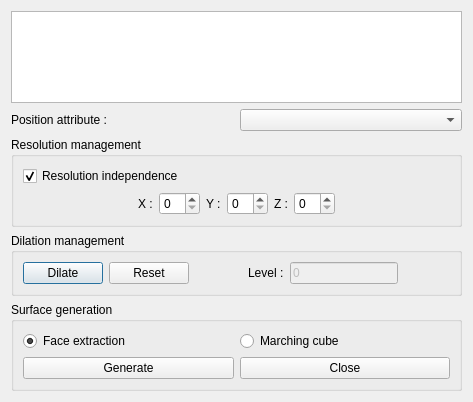
Qt form forms/dialog_generationCage.ui (abletterer/surface_generationCage) before a commit.
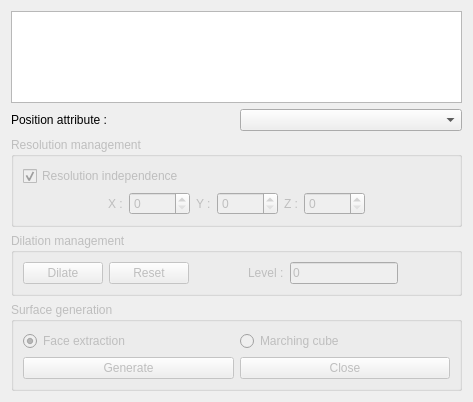
The same form after that commit.

What changed in the file:
```diff
--- a/forms/dialog_generationCage.ui
+++ b/forms/dialog_generationCage.ui
@@ -39,7 +39,10 @@
     </layout>
    </item>
    <item>
-    <widget class="QGroupBox" name="groupBox">
+    <widget class="QGroupBox" name="group_resolution">
+     <property name="enabled">
+      <bool>false</bool>
+     </property>
      <property name="title">
       <string>Resolution management</string>
      </property>
@@ -77,7 +80,11 @@
          </widget>
         </item>
         <item>
-         <widget class="QSpinBox" name="spin_resolution_x"/>
+         <widget class="QSpinBox" name="spin_resolution_x">
+          <property name="maximum">
+           <number>99999</number>
+          </property>
+         </widget>
         </item>
         <item>
          <widget class="QLabel" name="label_4">
@@ -87,7 +94,11 @@
          </widget>
         </item>
         <item>
-         <widget class="QSpinBox" name="spin_resolution_y"/>
+         <widget class="QSpinBox" name="spin_resolution_y">
+          <property name="maximum">
+           <number>99999</number>
+          </property>
+         </widget>
         </item>
         <item>
          <widget class="QLabel" name="label_5">
@@ -97,7 +108,11 @@
          </widget>
         </item>
         <item>
-         <widget class="QSpinBox" name="spin_resolution_z"/>
+         <widget class="QSpinBox" name="spin_resolution_z">
+          <property name="maximum">
+           <number>99999</number>
+          </property>
+         </widget>
         </item>
         <item>
          <spacer name="horizontalSpacer_2">
@@ -120,7 +135,7 @@
    <item>
     <widget class="QGroupBox" name="group_dilate">
      <property name="enabled">
-      <bool>true</bool>
+      <bool>false</bool>
      </property>
      <property name="title">
       <string>Dilation management</string>
@@ -196,7 +211,7 @@
    <item>
     <widget class="QGroupBox" name="group_generate">
      <property name="enabled">
-      <bool>true</bool>
+      <bool>false</bool>
      </property>
      <property name="title">
       <string>Surface generation</string>
@@ -227,9 +242,6 @@
        <layout class="QHBoxLayout" name="horizontalLayout_4">
         <item>
          <widget class="QPushButton" name="button_generate">
-          <property name="enabled">
-           <bool>true</bool>
-          </property>
           <property name="text">
            <string>Generate</string>
           </property>
@@ -237,9 +249,6 @@
         </item>
         <item>
          <widget class="QPushButton" name="button_close">
-          <property name="enabled">
-           <bool>true</bool>
-          </property>
           <property name="text">
            <string>Close</string>
           </property>
```
